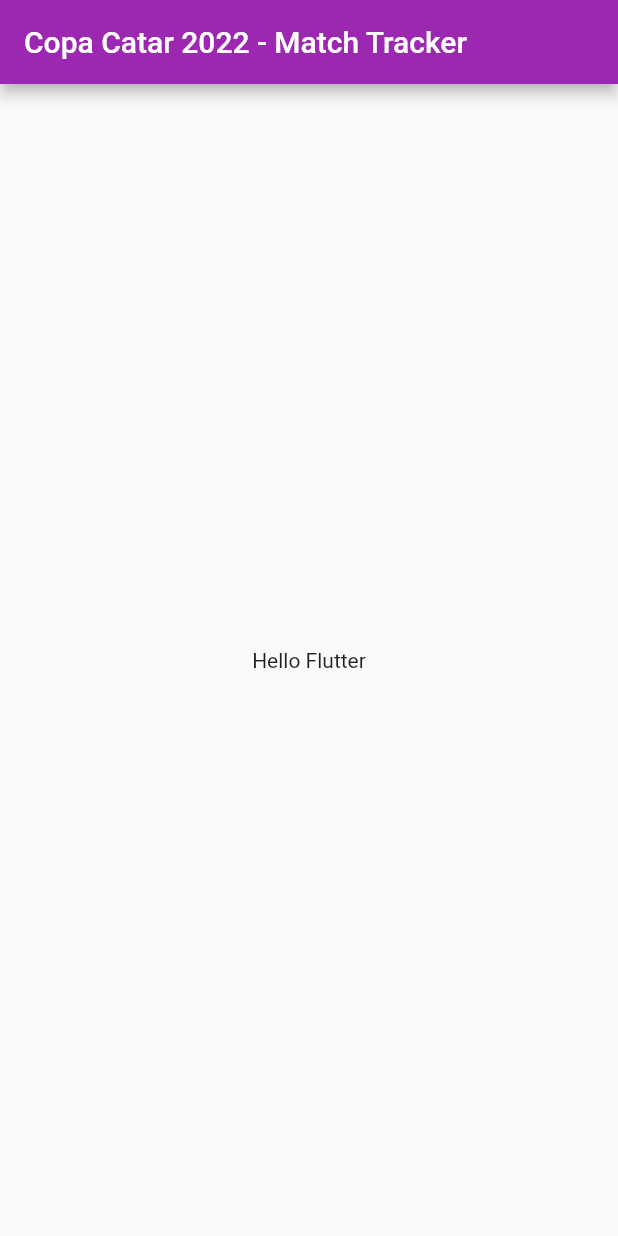
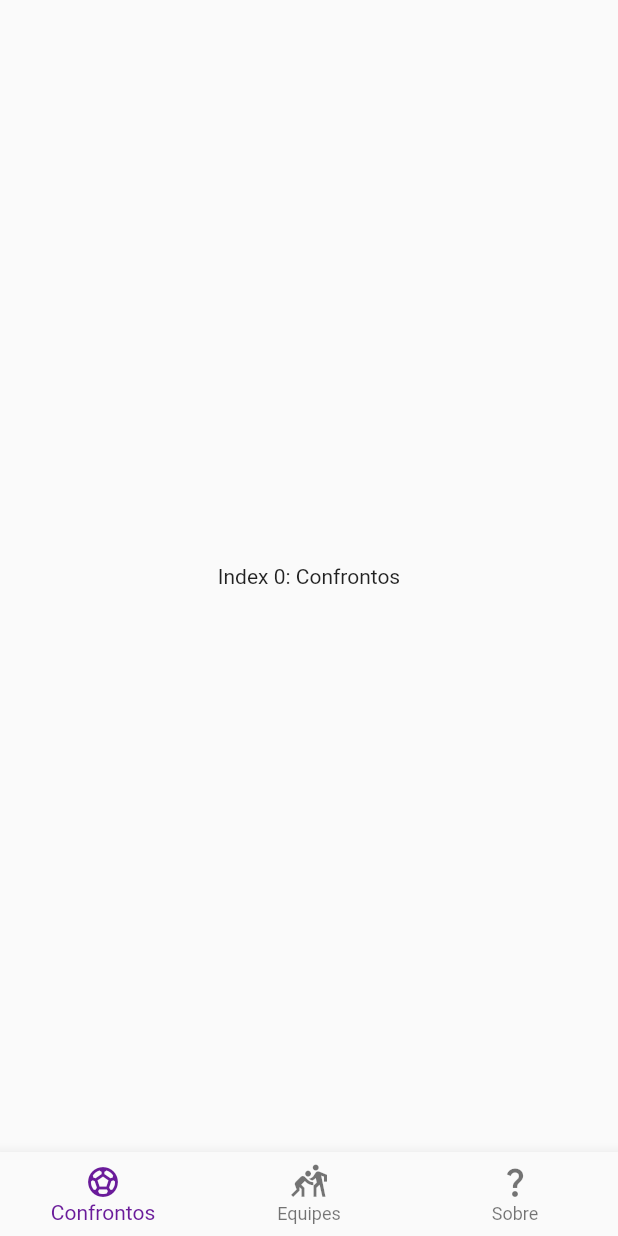
Before and after one commit to anaximeno/copa-catar-2022-match-track, a Flutter app: the screen it shows after launch, on a phone screen of 412 x 824 dp. Run offline on Flutter 3.47's test engine with Material 2 defaults, Android fonts, the phone set to English and light mode, and no system bars.

Commit message:
feat: navegodor de baixo adicionado

```diff
--- a/flutter_frontend/lib/main.dart
+++ b/flutter_frontend/lib/main.dart
@@ -14,21 +14,47 @@ class MyApp extends StatelessWidget {
       theme: ThemeData(
         primarySwatch: Colors.purple,
       ),
-      home: const MyHomePage(title: 'Copa Catar 2022 - Match Tracker'),
+      home: const MyHomePage(),
     );
   }
 }
 
-class MyHomePage extends StatelessWidget {
-  final String title;
+class MyHomePage extends StatefulWidget {
+  const MyHomePage({super.key});
 
-  const MyHomePage({super.key, this.title = 'My Homepage'});
+  @override
+  State<MyHomePage> createState() => _MyHomePageState();
+}
+
+class _MyHomePageState extends State<MyHomePage> {
+  int _selectedIndex = 0;
+
+  static const List<Widget> _sections = <Widget>[
+    Text('Index 0: Confrontos'),
+    Text('Index 1: Equipes'),
+    Text('Index 2: Sobre'),
+  ];
+
+  void _onItemTapped(int index) {
+    setState(() {
+      _selectedIndex = index;
+    });
+  }
 
   @override
   Widget build(BuildContext context) {
     return Scaffold(
-      appBar: AppBar(title: Text(title)),
-      body: const Center(child: Text('Hello Flutter')),
+      body: Center(child: _sections.elementAt(_selectedIndex)),
+      bottomNavigationBar: BottomNavigationBar(
+        items: const <BottomNavigationBarItem>[
+          BottomNavigationBarItem(icon: Icon(Icons.sports_soccer), label: 'Confrontos'),
+          BottomNavigationBarItem(icon: Icon(Icons.sports_kabaddi_sharp), label: 'Equipes'),
+          BottomNavigationBarItem(icon: Icon(Icons.question_mark), label: 'Sobre'),
+        ],
+        currentIndex: _selectedIndex,
+        selectedItemColor: Colors.purple[800],
+        onTap: _onItemTapped
+      ),
     );
   }
 }
```
